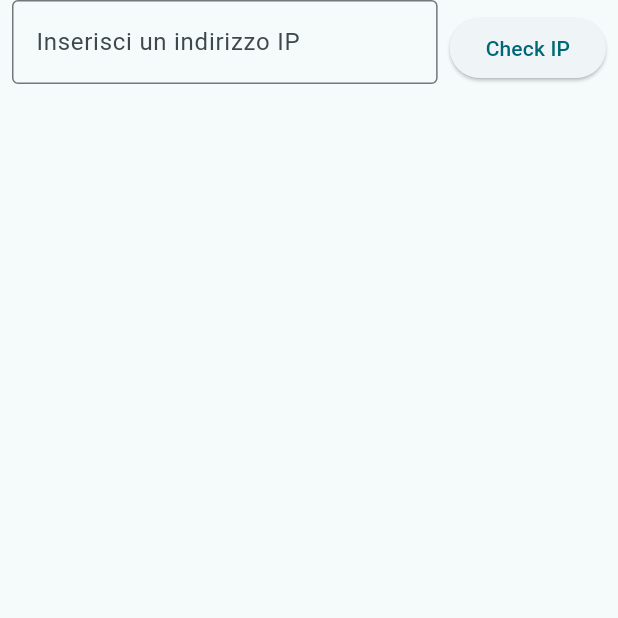
After one commit to polilluminato/presentazione-flutter-paleocapa-2023, a Flutter app: the IpLocationPage screen opened directly, on a phone screen of 412 x 824 dp, the top half of it. The commit adds this screen. Run offline on Flutter 3.47's test engine with Material 2 defaults, Android fonts, the phone set to English and light mode, and no system bars; network calls fail.

Commit message:
feat: Aggiunta pagina dell'ip location e inizio pagina del meteo

```diff
--- /dev/null
+++ b/code/flutter_5id/lib/models/ip_location.dart
@@ -0,0 +1,68 @@
+class IpLocation {
+  IpLocation({
+    required this.query,
+    required this.status,
+    required this.country,
+    required this.countryCode,
+    required this.region,
+    required this.regionName,
+    required this.city,
+    required this.zip,
+    required this.lat,
+    required this.lon,
+    required this.timezone,
+    required this.isp,
+    required this.org,
+    required this.as,
+  });
+  late final String query;
+  late final String status;
+  late final String country;
+  late final String countryCode;
+  late final String region;
+  late final String regionName;
+  late final String city;
+  late final String zip;
+  late final double lat;
+  late final double lon;
+  late final String timezone;
+  late final String isp;
+  late final String org;
+  late final String as;
+
+  IpLocation.fromJson(Map<String, dynamic> json) {
+    query = json['query'];
+    status = json['status'];
+    country = json['country'];
+    countryCode = json['countryCode'];
+    region = json['region'];
+    regionName = json['regionName'];
+    city = json['city'];
+    zip = json['zip'];
+    lat = json['lat'];
+    lon = json['lon'];
+    timezone = json['timezone'];
+    isp = json['isp'];
+    org = json['org'];
+    as = json['as'];
+  }
+
+  Map<String, dynamic> toJson() {
+    final data = <String, dynamic>{};
+    data['query'] = query;
+    data['status'] = status;
+    data['country'] = country;
+    data['countryCode'] = countryCode;
+    data['region'] = region;
+    data['regionName'] = regionName;
+    data['city'] = city;
+    data['zip'] = zip;
+    data['lat'] = lat;
+    data['lon'] = lon;
+    data['timezone'] = timezone;
+    data['isp'] = isp;
+    data['org'] = org;
+    data['as'] = as;
+    return data;
+  }
+}
--- /dev/null
+++ b/code/flutter_5id/lib/pages/ip_location_page.dart
@@ -0,0 +1,164 @@
+import 'dart:convert';
+
+import 'package:flutter/material.dart';
+import 'package:flutter_5id/models/ip_location.dart';
+import 'package:http/http.dart' as http;
+
+class IpLocationPage extends StatefulWidget {
+  const IpLocationPage({super.key});
+
+  @override
+  State<IpLocationPage> createState() => _IpLocationPageState();
+}
+
+class _IpLocationPageState extends State<IpLocationPage> {
+  final TextEditingController _ipLocationController = TextEditingController();
+  IpLocation _ipLocation = IpLocation(
+      query: "",
+      status: "",
+      country: "",
+      countryCode: "",
+      region: "",
+      regionName: "",
+      city: "",
+      zip: "",
+      lat: 0.0,
+      lon: 0.0,
+      timezone: "",
+      isp: "",
+      org: "",
+      as: "");
+
+  Future<void> _loadInfoIpLocation() async {
+    try {
+      final http.Response response = await http.get(
+        Uri.parse(
+          "http://ip-api.com/json/${_ipLocationController.text}",
+        ),
+      );
+      setState(() {
+        _ipLocation = IpLocation.fromJson(
+          json.decode(response.body),
+        );
+      });
+    } catch (err) {
+      print(err);
+    }
+  }
+
+  @override
+  Widget build(BuildContext context) {
+    return Scaffold(
+      body: Column(
+        children: [
+          Row(
+            crossAxisAlignment: CrossAxisAlignment.center,
+            mainAxisAlignment: MainAxisAlignment.spaceEvenly,
+            children: [
+              Expanded(
+                child: Padding(
+                  padding: const EdgeInsets.only(left: 8, right: 8, bottom: 8),
+                  child: TextFormField(
+                    controller: _ipLocationController,
+                    maxLines: 1,
+                    decoration: const InputDecoration(
+                        border: OutlineInputBorder(),
+                        hintText: "Inserisci un indirizzo IP"),
+                  ),
+                ),
+              ),
+              Padding(
+                padding: const EdgeInsets.only(right: 8),
+                child: ElevatedButton(
+                    onPressed: () => _loadInfoIpLocation(),
+                    child: const Text("Check IP")),
+              )
+            ],
+          ),
+          Expanded(child: IpLocationInfo(ipLocation: _ipLocation))
+        ],
+      ),
+    );
+  }
+}
+
+class IpLocationInfo extends StatelessWidget {
+  const IpLocationInfo({super.key, required this.ipLocation});
+
+  final IpLocation ipLocation;
+
+  @override
+  Widget build(BuildContext context) {
+    return ipLocation.city.isEmpty
+        ? Container()
+        : ListView(
+            shrinkWrap: true,
+            children: [
+              IpLocationInfoRow(
+                title: ipLocation.query,
+                subtitle: "Ip Address",
+              ),
+              IpLocationInfoRow(
+                title: ipLocation.status,
+                subtitle: "Status",
+              ),
+              IpLocationInfoRow(
+                title: "${ipLocation.country} (${ipLocation.countryCode})",
+                subtitle: "Country",
+              ),
+              IpLocationInfoRow(
+                title: "${ipLocation.regionName} (${ipLocation.region})",
+                subtitle: "Region",
+              ),
+              IpLocationInfoRow(
+                title: ipLocation.city,
+                subtitle: "City",
+              ),
+              IpLocationInfoRow(
+                title: "(${ipLocation.lat},${ipLocation.lon})",
+                subtitle: "(Latitude, Longitude)",
+              ),
+              IpLocationInfoRow(
+                title: ipLocation.timezone,
+                subtitle: "Timezone",
+              ),
+              IpLocationInfoRow(
+                title: ipLocation.isp,
+                subtitle: "ISP name	",
+              ),
+              IpLocationInfoRow(
+                title: ipLocation.org,
+                subtitle: "Organization name",
+              ),
+              IpLocationInfoRow(
+                title: ipLocation.as,
+                subtitle: "AS number and organization",
+              ),
+            ],
+          );
+  }
+}
+
+class IpLocationInfoRow extends StatelessWidget {
+  const IpLocationInfoRow(
+      {super.key, required this.title, required this.subtitle});
+
+  final String title;
+  final String subtitle;
+
+  @override
+  Widget build(BuildContext context) {
+    return Padding(
+      padding: const EdgeInsets.symmetric(
+        horizontal: 8,
+        vertical: 2,
+      ),
+      child: Card(
+        child: ListTile(
+          title: Text(title),
+          subtitle: Text(subtitle),
+        ),
+      ),
+    );
+  }
+}
```
Also changed, not shown: code/flutter_5id/lib/main.dart (+17 -60 lines), code/flutter_5id/lib/pages/single_pokemon_page.dart (+8 -2 lines), code/flutter_5id/lib/pages/weather_api.dart (added, +91 -0 lines).
